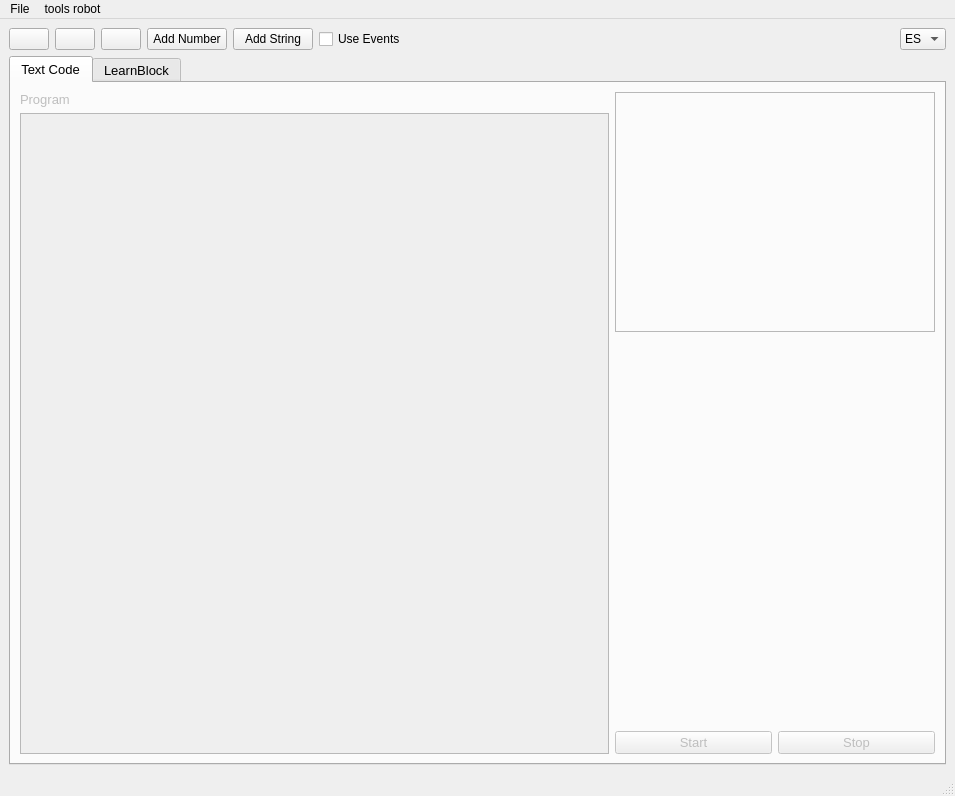
This is learnbot_dsl/learnbotCode/guis/interface.ui in robocomp/LearnBlock as Qt 5 draws it before an edit. The edited form follows.
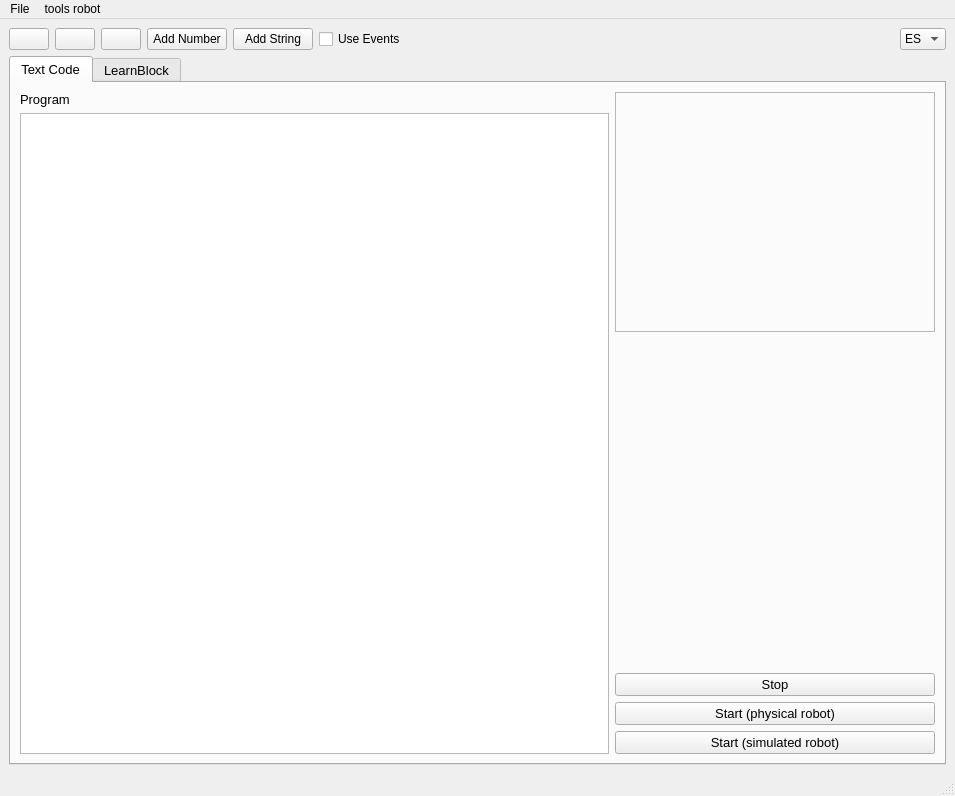
This is the edited form. The open tabs and pages were chosen to show the change.

```diff
--- a/learnbot_dsl/learnbotCode/guis/interface.ui
+++ b/learnbot_dsl/learnbotCode/guis/interface.ui
@@ -120,6 +120,9 @@
     </item>
     <item>
      <widget class="QTabWidget" name="Tabwi">
+      <property name="enabled">
+       <bool>true</bool>
+      </property>
       <property name="font">
        <font>
         <pointsize>10</pointsize>
@@ -139,7 +142,7 @@
       </property>
       <widget class="QWidget" name="program_text">
        <property name="enabled">
-        <bool>false</bool>
+        <bool>true</bool>
        </property>
        <attribute name="title">
         <string>Text Code</string>
@@ -197,27 +200,34 @@
            </spacer>
           </item>
           <item>
-           <layout class="QHBoxLayout" name="horizontalLayout_5">
-            <item>
-             <widget class="QPushButton" name="startTextPushButton">
-              <property name="enabled">
-               <bool>false</bool>
-              </property>
-              <property name="text">
-               <string>Start</string>
-              </property>
-             </widget>
-            </item>
+           <layout class="QVBoxLayout" name="verticalLayout_17">
             <item>
              <widget class="QPushButton" name="stoptextPushButton">
               <property name="enabled">
-               <bool>false</bool>
+               <bool>true</bool>
               </property>
               <property name="text">
                <string>Stop</string>
               </property>
              </widget>
             </item>
+            <item>
+             <widget class="QPushButton" name="startPRTextPushButton">
+              <property name="text">
+               <string>Start (physical robot)</string>
+              </property>
+             </widget>
+            </item>
+            <item>
+             <widget class="QPushButton" name="startSRTextPushButton">
+              <property name="enabled">
+               <bool>true</bool>
+              </property>
+              <property name="text">
+               <string>Start (simulated robot)</string>
+              </property>
+             </widget>
+            </item>
            </layout>
           </item>
          </layout>
```
Left out of the diff: 7 changed lines with no effect on the pictures.
